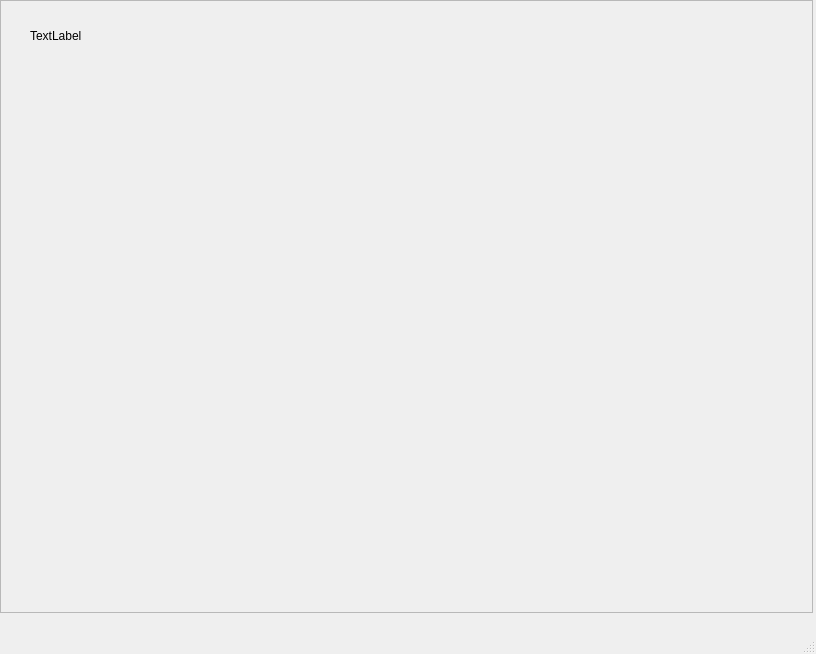
Qt form mainWindow.ui (taishakutenn/TTbank) before a commit.
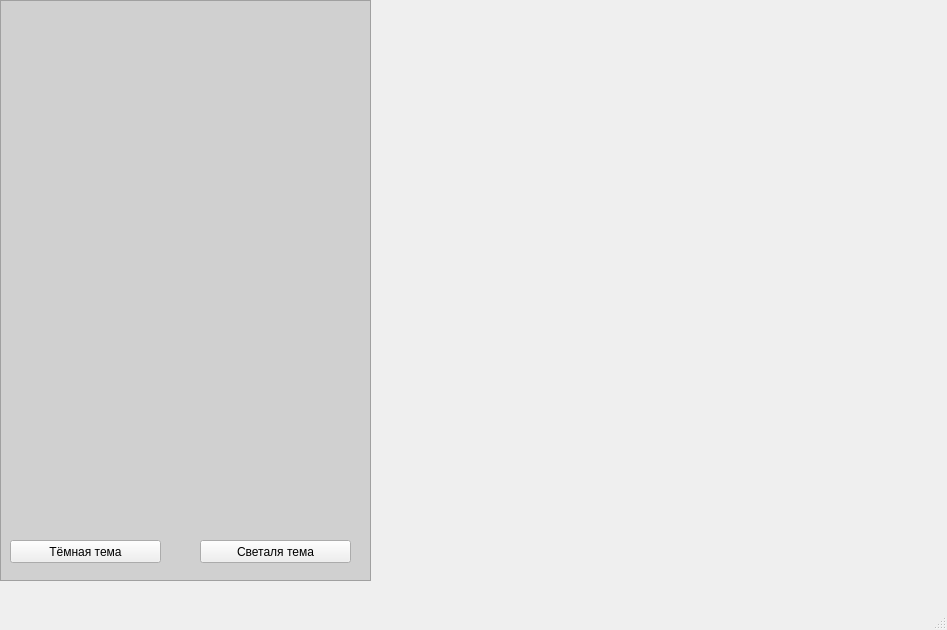
The same form after that commit. Icons and pictures are not drawn.

Commit message: Делаю основное окно

What changed in the file:
```diff
--- a/mainWindow.ui
+++ b/mainWindow.ui
@@ -6,21 +6,42 @@
    <rect>
     <x>0</x>
     <y>0</y>
-    <width>816</width>
-    <height>654</height>
+    <width>947</width>
+    <height>630</height>
    </rect>
   </property>
+  <property name="minimumSize">
+   <size>
+    <width>947</width>
+    <height>630</height>
+   </size>
+  </property>
+  <property name="maximumSize">
+   <size>
+    <width>947</width>
+    <height>630</height>
+   </size>
+  </property>
   <property name="windowTitle">
    <string>MainWindow</string>
   </property>
+  <property name="styleSheet">
+   <string notr="true">QFrame {
+    background-color: rgb(208, 208, 208);
+  }
+</string>
+  </property>
   <widget class="QWidget" name="centralwidget">
-   <widget class="QFrame" name="frame">
+   <property name="styleSheet">
+    <string notr="true"/>
+   </property>
+   <widget class="QFrame" name="backgroundFrame">
     <property name="geometry">
      <rect>
-      <x>0</x>
-      <y>0</y>
-      <width>813</width>
-      <height>613</height>
+      <x>-270</x>
+      <y>1500</y>
+      <width>1500</width>
+      <height>80</height>
      </rect>
     </property>
     <property name="frameShape">
@@ -29,19 +50,97 @@
     <property name="frameShadow">
      <enum>QFrame::Raised</enum>
     </property>
-    <widget class="QLabel" name="welcomeLabel">
-     <property name="geometry">
-      <rect>
-       <x>30</x>
-       <y>20</y>
-       <width>281</width>
-       <height>31</height>
-      </rect>
-     </property>
-     <property name="text">
-      <string>TextLabel</string>
-     </property>
-    </widget>
+   </widget>
+   <widget class="QWidget" name="verticalLayoutWidget">
+    <property name="geometry">
+     <rect>
+      <x>0</x>
+      <y>0</y>
+      <width>371</width>
+      <height>581</height>
+     </rect>
+    </property>
+    <layout class="QVBoxLayout" name="verticalLayout">
+     <item>
+      <widget class="QFrame" name="frame">
+       <property name="styleSheet">
+        <string notr="true"/>
+       </property>
+       <property name="frameShape">
+        <enum>QFrame::StyledPanel</enum>
+       </property>
+       <property name="frameShadow">
+        <enum>QFrame::Raised</enum>
+       </property>
+       <widget class="QLabel" name="accountImageLabel_2">
+        <property name="geometry">
+         <rect>
+          <x>20</x>
+          <y>10</y>
+          <width>31</width>
+          <height>51</height>
+         </rect>
+        </property>
+        <property name="text">
+         <string/>
+        </property>
+        <property name="pixmap">
+         <pixmap>images/logo.svg</pixmap>
+        </property>
+       </widget>
+       <widget class="QLabel" name="welcomLabel">
+        <property name="geometry">
+         <rect>
+          <x>60</x>
+          <y>20</y>
+          <width>301</width>
+          <height>31</height>
+         </rect>
+        </property>
+        <property name="font">
+         <font>
+          <pointsize>16</pointsize>
+         </font>
+        </property>
+        <property name="text">
+         <string/>
+        </property>
+       </widget>
+       <widget class="QPushButton" name="blackThemeButton">
+        <property name="geometry">
+         <rect>
+          <x>10</x>
+          <y>540</y>
+          <width>151</width>
+          <height>23</height>
+         </rect>
+        </property>
+        <property name="styleSheet">
+         <string notr="true"/>
+        </property>
+        <property name="text">
+         <string>Тёмная тема</string>
+        </property>
+       </widget>
+       <widget class="QPushButton" name="whiteThemeButton">
+        <property name="geometry">
+         <rect>
+          <x>200</x>
+          <y>540</y>
+          <width>151</width>
+          <height>23</height>
+         </rect>
+        </property>
+        <property name="styleSheet">
+         <string notr="true"/>
+        </property>
+        <property name="text">
+         <string>Светаля тема</string>
+        </property>
+       </widget>
+      </widget>
+     </item>
+    </layout>
    </widget>
   </widget>
   <widget class="QMenuBar" name="menubar">
```
Left out of the diff: 5 changed lines with no effect on the pictures. The commit also changes 2 other files.
